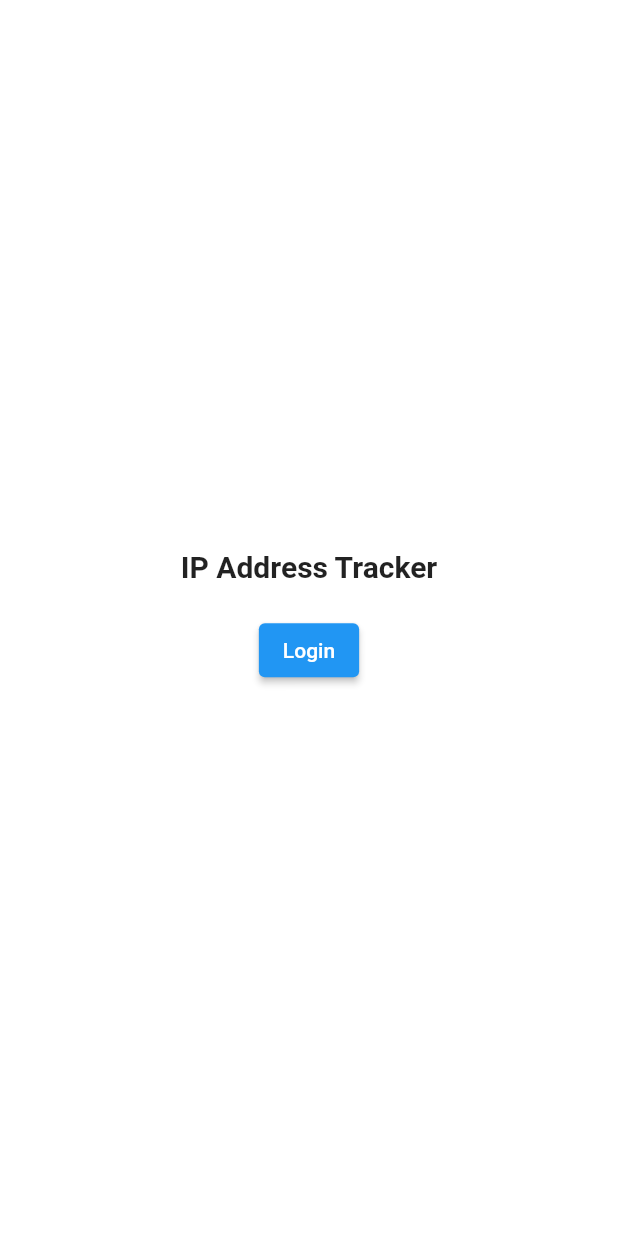
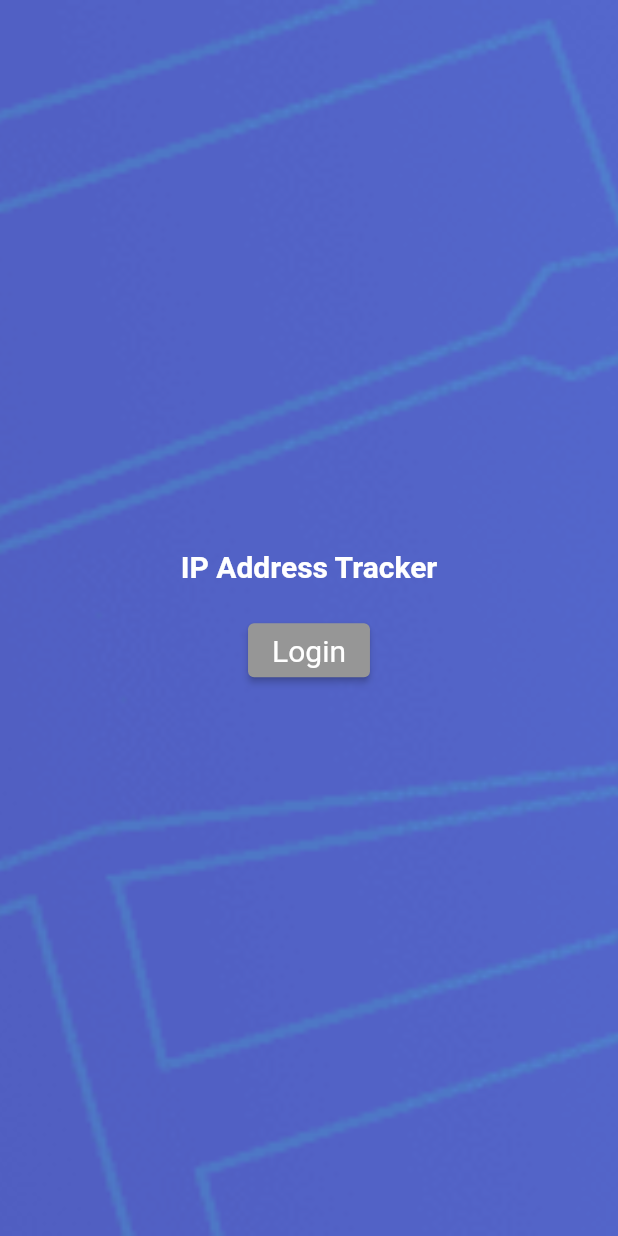
Before and after one commit to DhavalBhagwat/FindMe, a Flutter app: the screen it shows after launch, on a phone screen of 412 x 824 dp. Run offline on Flutter 3.47's test engine with Material 2 defaults, Android fonts, the light colour scheme and no system bars; our stand-ins replace flutter_map, flutter_svg, get, latlong2; missing offline and left inert: sawo; Roboto replaces fonts that are missing (Rubik).

Commit message:
Added styling

```diff
--- a/lib/screens/HomeActivity.dart
+++ b/lib/screens/HomeActivity.dart
@@ -7,6 +7,7 @@ import 'package:flutter_svg/flutter_svg.dart';
 import 'package:findme/widgets/InfoSection.dart';
 import 'package:findme/sync/NetworkService.dart';
 import 'package:findme/widgets/LoadingIndicator.dart';
+import 'package:findme/utils/Styles.dart';
 
 class HomeActivity extends StatefulWidget {
 
@@ -125,12 +126,7 @@ class _HomeActivityState extends State<HomeActivity> {
     border: Border(),
     middle: Text(
       'IP Address Tracker',
-      style: TextStyle(
-          color: Colors.white,
-          fontSize: 20.0,
-          fontFamily: "Rubik",
-          fontWeight: FontWeight.bold
-      ),
+      style: Styles.titleStyle()
     ),
   );
 
@@ -166,7 +162,7 @@ class _HomeActivityState extends State<HomeActivity> {
               ),
               contentPadding: EdgeInsets.only(left: 15.0, top: 15.0),
               hintText: 'Search IP',
-              hintStyle: TextStyle(color: Color(0xFF969696))
+              hintStyle: Styles.searchStyle()
           ),
           keyboardType: TextInputType.number
       ),
--- a/lib/screens/LoginActivity.dart
+++ b/lib/screens/LoginActivity.dart
@@ -1,3 +1,4 @@
+import 'package:findme/utils/Styles.dart';
 import 'package:flutter/cupertino.dart';
 import 'package:flutter/material.dart';
 import 'package:flutter/painting.dart';
@@ -24,8 +25,14 @@ class _LoginActivityState extends State<LoginActivity> {
   @override
   Widget build(BuildContext context) {
     return Scaffold(
-      backgroundColor: Colors.white,
-      body: Center(
+      body: Container(
+        decoration: BoxDecoration(
+            image: DecorationImage(
+                image: AssetImage("assets/pattern-bg.png"),
+                fit: BoxFit.cover
+            )
+        ),
+        child: Center(
           child: Padding(
             padding: EdgeInsets.symmetric(horizontal: 20),
             child: Column(
@@ -33,17 +40,22 @@ class _LoginActivityState extends State<LoginActivity> {
               children: [
                 Text(
                   "IP Address Tracker",
-                style: TextStyle(
-                    fontSize: 20.0,
-                    fontWeight: FontWeight.bold
-                ),
+                  style: Styles.titleStyle(),
                 ),
                 SizedBox(height: 20.0),
                 ElevatedButton(
+                  style: ButtonStyle(
+                    foregroundColor: MaterialStateProperty.all(Colors.white),
+                    backgroundColor: MaterialStateProperty.all<Color>(Styles.darkGrey),
+                  ),
                   onPressed: () => _login(),
-                child: Text("Login"),
+                  child: Text(
+                      "Login",
+                      style: Styles.loginButtonStyle()
+                  ),
                 ),
               ],
+            ),
           ),
         ),
       ),
@@ -60,7 +72,7 @@ class _LoginActivityState extends State<LoginActivity> {
 
   void _callback(context, payload) {
     if (payload == null || (payload is String && payload.length == 0)) {
-      Get.snackbar("Alert !", "Login failed. Please try aganin.", snackPosition: SnackPosition.BOTTOM, backgroundColor: Color(0xFFFF8A80));
+      Get.snackbar("Alert !", "Login failed. Please try again.", snackPosition: SnackPosition.BOTTOM, backgroundColor: Styles.lightRed);
     }
     debugPrint("Login successful.");
     Get.offNamed('/homeActivity', arguments: {});
--- /dev/null
+++ b/lib/utils/Styles.dart
@@ -0,0 +1,41 @@
+import 'package:flutter/cupertino.dart';
+import 'package:flutter/material.dart';
+
+class Styles {
+
+  static Color veryDarkGrey = Color(0xFF2B2B2B);
+  static Color darkGrey = Color(0xFF969696);
+  static Color lightRed = Color(0xFFFF8A80);
+
+  static TextStyle loginButtonStyle() => TextStyle(
+      fontSize: 20.0,
+      fontWeight: FontWeight.w400,
+      fontFamily: 'Rubik'
+  );
+
+  static TextStyle titleStyle() => TextStyle(
+      color: Colors.white,
+      fontSize: 20.0,
+      fontFamily: "Rubik",
+      fontWeight: FontWeight.w700
+  );
+
+  static TextStyle keyStyle() => TextStyle(
+      color: darkGrey,
+      fontSize: 12.0,
+      fontWeight: FontWeight.w700
+  );
+
+  static TextStyle valueStyle() => TextStyle(
+      color: veryDarkGrey,
+      fontSize: 20.0,
+      fontWeight: FontWeight.w500
+  );
+
+  static TextStyle searchStyle() => TextStyle(
+      color: darkGrey,
+      fontSize: 18.0,
+      fontFamily: "Rubik",
+      fontWeight: FontWeight.w500
+  );
+}
--- a/lib/widgets/InfoSection.dart
+++ b/lib/widgets/InfoSection.dart
@@ -1,3 +1,4 @@
+import 'package:findme/utils/Styles.dart';
 import 'package:flutter/cupertino.dart';
 import 'package:flutter/material.dart';
 import 'package:flutter/painting.dart';
@@ -18,21 +19,13 @@ class InfoSection extends StatelessWidget {
         children: [
           Text(
             title!,
-            style: TextStyle(
-                color: Color(0xFF969696),
-                fontSize: 12.0,
-                fontWeight: FontWeight.bold
-            ),
+            style: Styles.keyStyle(),
           ),
           SizedBox(height: 4.0),
           Text(
             value!,
             textAlign: TextAlign.center,
-            style: TextStyle(
-                color: Color(0xFF2B2B2B),
-                fontSize: 20.0,
-                fontWeight: FontWeight.bold
-            ),
+            style: Styles.valueStyle(),
           ),
         ],
       ),
--- a/pubspec.yaml
+++ b/pubspec.yaml
@@ -1,6 +1,6 @@
 name: findme
 publish_to: 'none'
-version: 0.0.1+1
+version: 0.0.2+1
 
 environment:
   sdk: ">=2.12.0 <3.0.0"
```
Lines whose indentation alone changed are shown as unchanged.
